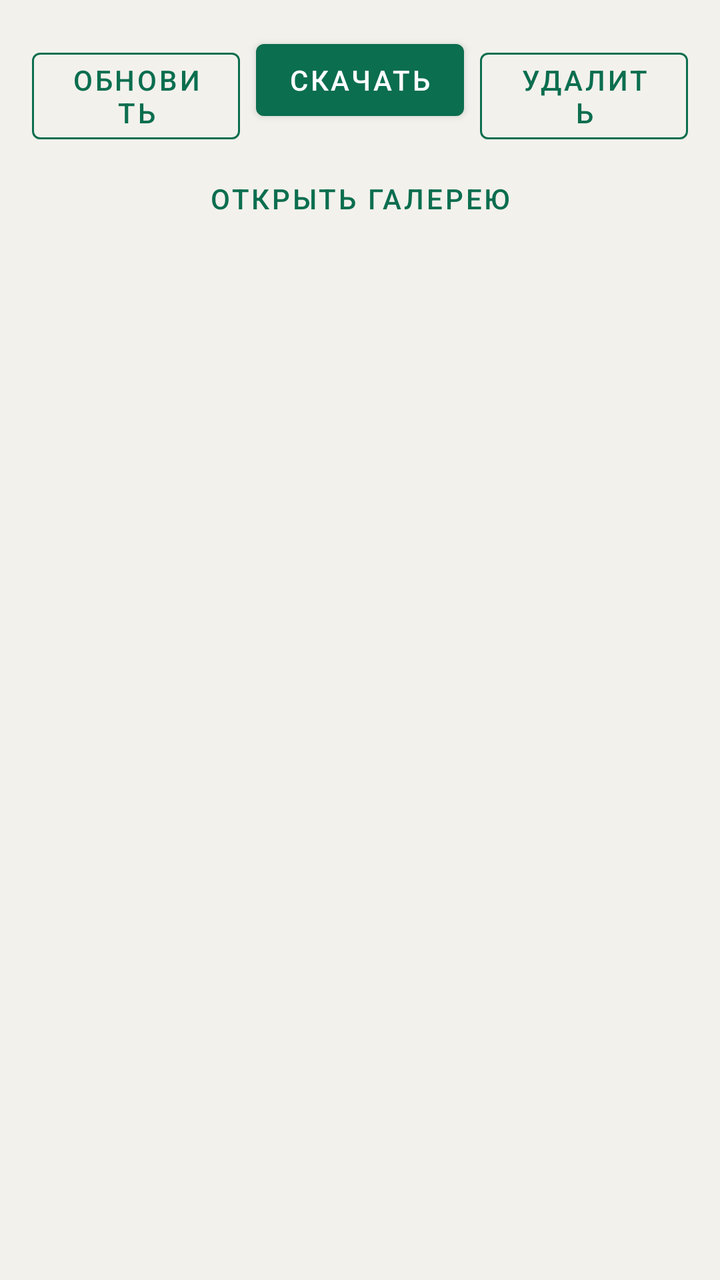
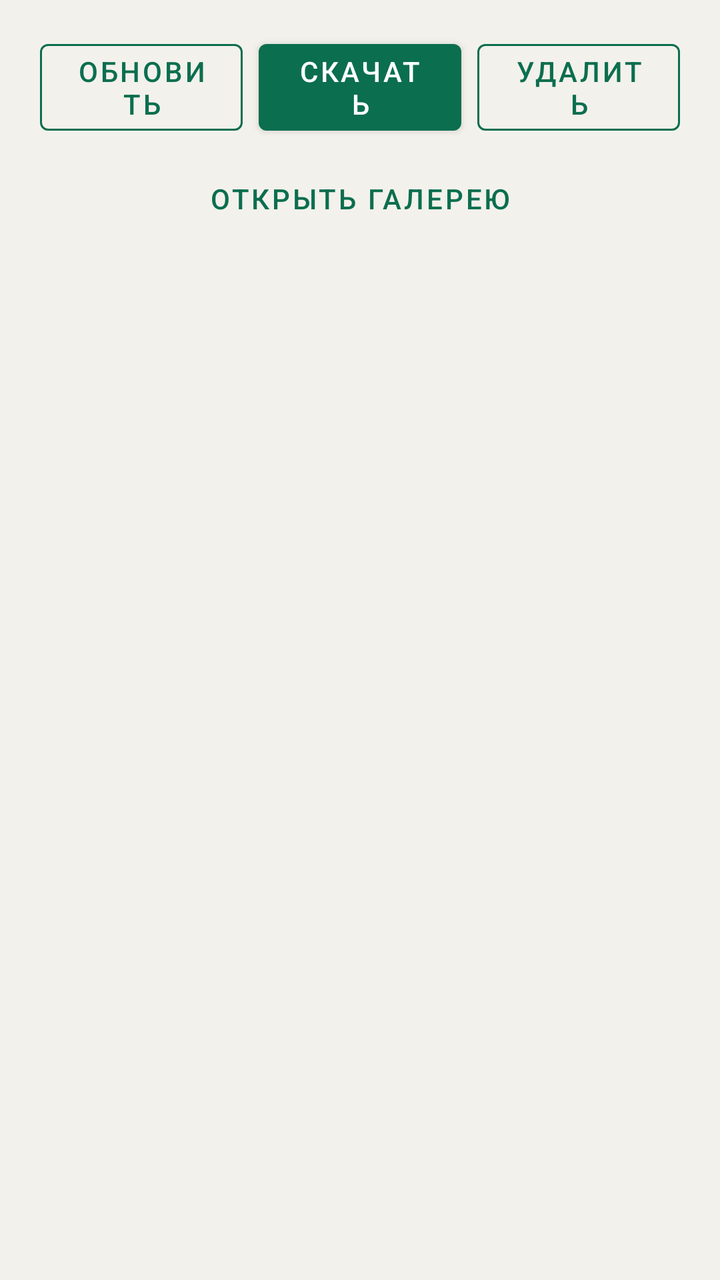

Two renders of the same Android screen: before a commit and after it. Below are the layout's source before the change and the commit's diff.
<!-- AndroidManifest.xml: application theme Theme.Insta360X5 -->
<!-- res/layout/activity_files.xml -->
<?xml version="1.0" encoding="utf-8"?>
<LinearLayout xmlns:android="http://schemas.android.com/apk/res/android"
    android:layout_width="match_parent"
    android:layout_height="match_parent"
    android:background="@color/bg"
    android:gravity="center_horizontal"
    android:orientation="vertical"
    android:padding="16dp">

    <LinearLayout
        android:layout_width="match_parent"
        android:layout_height="wrap_content"
        android:orientation="horizontal">

        <com.google.android.material.button.MaterialButton
            android:id="@+id/btnRefresh"
            style="@style/Widget.Insta360X5.Button.Outlined"
            android:layout_width="0dp"
            android:layout_height="wrap_content"
            android:layout_weight="1"
            android:text="@string/refresh" />

        <com.google.android.material.button.MaterialButton
            android:id="@+id/btnDownload"
            style="@style/Widget.Insta360X5.Button"
            android:layout_width="0dp"
            android:layout_height="wrap_content"
            android:layout_marginStart="8dp"
            android:layout_weight="1"
            android:text="@string/download" />

        <com.google.android.material.button.MaterialButton
            android:id="@+id/btnDelete"
            style="@style/Widget.Insta360X5.Button.Outlined"
            android:layout_width="0dp"
            android:layout_height="wrap_content"
            android:layout_marginStart="8dp"
            android:layout_weight="1"
            android:text="@string/delete" />
    </LinearLayout>

    <com.google.android.material.button.MaterialButton
        android:id="@+id/btnOpenGallery"
        style="@style/Widget.Insta360X5.Button.Text"
        android:layout_width="match_parent"
        android:layout_height="wrap_content"
        android:layout_marginTop="4dp"
        android:text="@string/open_gallery" />

    <ProgressBar
        android:id="@+id/progress"
        style="?android:attr/progressBarStyleHorizontal"
        android:layout_width="match_parent"
        android:layout_height="wrap_content"
        android:layout_marginTop="8dp"
        android:indeterminate="true"
        android:visibility="gone" />

    <TextView
        android:id="@+id/filesStatus"
        android:layout_width="match_parent"
        android:layout_height="wrap_content"
        android:layout_marginTop="8dp"
        android:textColor="@color/text_secondary" />

    <androidx.recyclerview.widget.RecyclerView
        android:id="@+id/filesList"
        android:layout_width="match_parent"
        android:layout_height="0dp"
        android:layout_marginTop="8dp"
        android:layout_weight="1" />
</LinearLayout>
<!-- resources referenced by this layout -->
<resources>
  <color name="bg">#FFF3F1EC</color>
  <color name="text_secondary">#FF4A4A4A</color>
  <string name="delete">Удалить</string>
  <string name="download">Скачать</string>
  <string name="open_gallery">Открыть галерею</string>
  <string name="refresh">Обновить</string>
  <style name="Widget.Insta360X5.Button" parent="Widget.MaterialComponents.Button">
          <item name="android:textColor">@color/white</item>
          <item name="backgroundTint">@color/accent</item>
      </style>
  <style name="Widget.Insta360X5.Button.Outlined" parent="Widget.MaterialComponents.Button.OutlinedButton">
          <item name="android:textColor">@color/accent</item>
          <item name="strokeColor">@color/accent</item>
          <item name="rippleColor">@color/accent</item>
      </style>
  <style name="Widget.Insta360X5.Button.Text" parent="Widget.MaterialComponents.Button.TextButton">
          <item name="android:textColor">@color/accent</item>
      </style>
  <style name="Theme.Insta360X5" parent="Theme.MaterialComponents.Light.DarkActionBar">
          <item name="colorPrimary">@color/accent</item>
          <item name="colorPrimaryDark">@color/accent_dark</item>
          <item name="colorPrimaryVariant">@color/accent_dark</item>
          <item name="colorSecondary">@color/accent</item>
          <item name="colorAccent">@color/accent</item>
          <item name="colorOnPrimary">@color/white</item>
          <item name="colorSurface">@color/surface</item>
          <item name="colorOnSurface">@color/text_primary</item>
          <item name="android:colorBackground">@color/bg</item>
          <item name="android:windowBackground">@color/bg</item>
          <item name="android:statusBarColor">@color/accent_dark</item>
          <item name="android:textColorPrimary">@color/text_primary</item>
          <item name="android:textColorSecondary">@color/text_secondary</item>
          <item name="android:textColor">@color/text_primary</item>
          <item name="android:textColorHint">@color/text_secondary</item>
          <item name="colorControlNormal">@color/text_secondary</item>
          <item name="colorControlActivated">@color/accent</item>
          <item name="actionBarTheme">@style/ThemeOverlay.Insta360X5.ActionBar</item>
          <item name="materialButtonOutlinedStyle">@style/Widget.Insta360X5.Button.Outlined</item>
          <item name="materialButtonStyle">@style/Widget.Insta360X5.Button</item>
      </style>
  <color name="white">#FFFFFFFF</color>
  <color name="accent">#FF0B6E4F</color>
  <color name="accent_dark">#FF084C37</color>
  <color name="surface">#FFFFFFFF</color>
  <color name="text_primary">#FF1A1A1A</color>
  <style name="ThemeOverlay.Insta360X5.ActionBar" parent="ThemeOverlay.MaterialComponents.Dark.ActionBar">
          <item name="android:textColorPrimary">@color/white</item>
          <item name="colorControlNormal">@color/white</item>
      </style>
</resources>

<!-- the commit's change to res/layout/activity_files.xml (unified diff, before → after) -->
@@ -3,70 +3,87 @@
     android:layout_width="match_parent"
     android:layout_height="match_parent"
     android:background="@color/bg"
-    android:gravity="center_horizontal"
+    android:gravity="center"
     android:orientation="vertical"
-    android:padding="16dp">
+    android:paddingHorizontal="20dp"
+    android:paddingVertical="16dp">
 
     <LinearLayout
         android:layout_width="match_parent"
-        android:layout_height="wrap_content"
-        android:orientation="horizontal">
+        android:layout_height="0dp"
+        android:layout_weight="1"
+        android:gravity="center"
+        android:orientation="vertical">
+
+        <LinearLayout
+            android:layout_width="match_parent"
+            android:layout_height="wrap_content"
+            android:gravity="center"
+            android:orientation="horizontal">
+
+            <com.google.android.material.button.MaterialButton
+                android:id="@+id/btnRefresh"
+                style="@style/Widget.Insta360X5.Button.Outlined"
+                android:layout_width="0dp"
+                android:layout_height="wrap_content"
+                android:layout_weight="1"
+                android:gravity="center"
+                android:text="@string/refresh" />
+
+            <com.google.android.material.button.MaterialButton
+                android:id="@+id/btnDownload"
+                style="@style/Widget.Insta360X5.Button"
+                android:layout_width="0dp"
+                android:layout_height="wrap_content"
+                android:layout_marginStart="8dp"
+                android:layout_weight="1"
+                android:gravity="center"
+                android:text="@string/download" />
+
+            <com.google.android.material.button.MaterialButton
+                android:id="@+id/btnDelete"
+                style="@style/Widget.Insta360X5.Button.Outlined"
+                android:layout_width="0dp"
+                android:layout_height="wrap_content"
+                android:layout_marginStart="8dp"
+                android:layout_weight="1"
+                android:gravity="center"
+                android:text="@string/delete" />
+        </LinearLayout>
 
         <com.google.android.material.button.MaterialButton
-            android:id="@+id/btnRefresh"
-            style="@style/Widget.Insta360X5.Button.Outlined"
-            android:layout_width="0dp"
+            android:id="@+id/btnOpenGallery"
+            style="@style/Widget.Insta360X5.Button.Text"
+            android:layout_width="match_parent"
             android:layout_height="wrap_content"
+            android:layout_marginTop="4dp"
+            android:gravity="center"
+            android:text="@string/open_gallery" />
+
+        <ProgressBar
+            android:id="@+id/progress"
+            style="?android:attr/progressBarStyleHorizontal"
+            android:layout_width="match_parent"
+            android:layout_height="wrap_content"
+            android:layout_marginTop="8dp"
+            android:indeterminate="true"
+            android:visibility="gone" />
+
+        <TextView
+            android:id="@+id/filesStatus"
+            android:layout_width="match_parent"
+            android:layout_height="wrap_content"
+            android:layout_marginTop="8dp"
+            android:gravity="center"
+            android:textColor="@color/text_secondary" />
+
+        <androidx.recyclerview.widget.RecyclerView
+            android:id="@+id/filesList"
+            android:layout_width="match_parent"
+            android:layout_height="0dp"
+            android:layout_marginTop="8dp"
             android:layout_weight="1"
-            android:text="@string/refresh" />
-
-        <com.google.android.material.button.MaterialButton
-            android:id="@+id/btnDownload"
-            style="@style/Widget.Insta360X5.Button"
-            android:layout_width="0dp"
-            android:layout_height="wrap_content"
-            android:layout_marginStart="8dp"
-            android:layout_weight="1"
-            android:text="@string/download" />
-
-        <com.google.android.material.button.MaterialButton
-            android:id="@+id/btnDelete"
-            style="@style/Widget.Insta360X5.Button.Outlined"
-            android:layout_width="0dp"
-            android:layout_height="wrap_content"
-            android:layout_marginStart="8dp"
-            android:layout_weight="1"
-            android:text="@string/delete" />
+            android:clipToPadding="false"
+            android:overScrollMode="ifContentScrolls" />
     </LinearLayout>
-
-    <com.google.android.material.button.MaterialButton
-        android:id="@+id/btnOpenGallery"
-        style="@style/Widget.Insta360X5.Button.Text"
-        android:layout_width="match_parent"
-        android:layout_height="wrap_content"
-        android:layout_marginTop="4dp"
-        android:text="@string/open_gallery" />
-
-    <ProgressBar
-        android:id="@+id/progress"
-        style="?android:attr/progressBarStyleHorizontal"
-        android:layout_width="match_parent"
-        android:layout_height="wrap_content"
-        android:layout_marginTop="8dp"
-        android:indeterminate="true"
-        android:visibility="gone" />
-
-    <TextView
-        android:id="@+id/filesStatus"
-        android:layout_width="match_parent"
-        android:layout_height="wrap_content"
-        android:layout_marginTop="8dp"
-        android:textColor="@color/text_secondary" />
-
-    <androidx.recyclerview.widget.RecyclerView
-        android:id="@+id/filesList"
-        android:layout_width="match_parent"
-        android:layout_height="0dp"
-        android:layout_marginTop="8dp"
-        android:layout_weight="1" />
 </LinearLayout>
